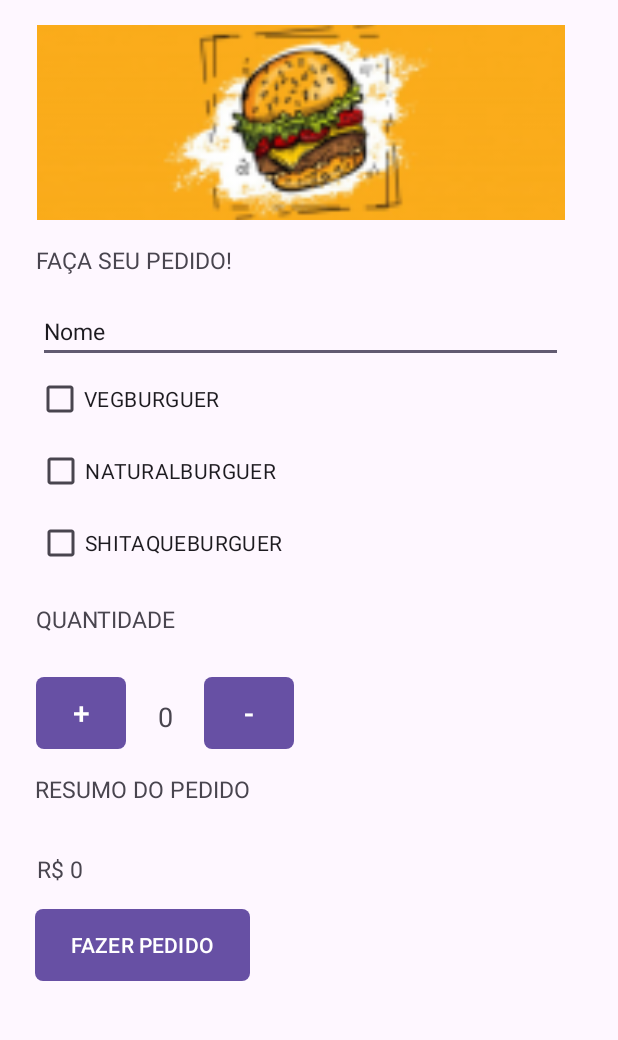
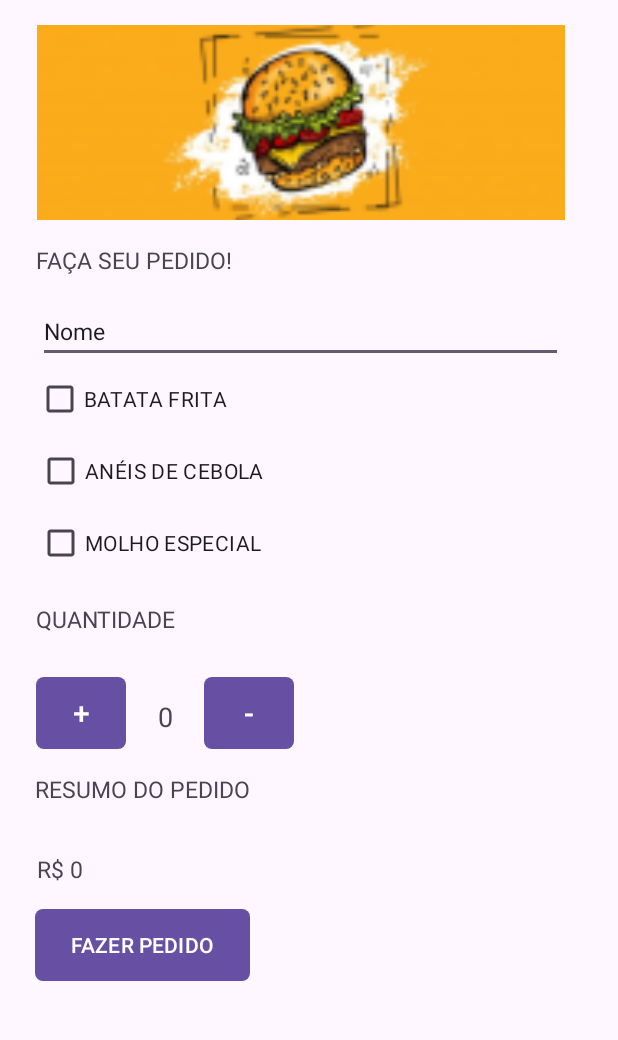
Before and after one commit to AlineStrass/HamburgueriaZ, an Android app: the screen it shows after launch (MainActivity), on a phone screen of 412 x 824 dp, the part 87-1127 px from its top. Run offline under Robolectric (Android 15) with nearby library versions, the phone set to English and light mode, and no system bars.

```diff
--- a/app/src/main/java/com/example/hamburgueriaz/MainActivity.java
+++ b/app/src/main/java/com/example/hamburgueriaz/MainActivity.java
@@ -13,6 +13,7 @@ import androidx.core.graphics.Insets;
 import androidx.core.view.ViewCompat;
 import androidx.core.view.WindowInsetsCompat;
 import android.widget.RadioGroup;
+import android.widget.Toast;
 
 
 public class MainActivity extends AppCompatActivity {
@@ -23,7 +24,7 @@ public class MainActivity extends AppCompatActivity {
     private EditText mEditText;
     private Button mButtomSoma;
     private Button mButtomSubtrai;
-    private Button mButtom;
+    private Button mButtomPedido;
 
     @Override
     protected void onCreate(Bundle savedInstanceState) {
@@ -43,19 +44,40 @@ public class MainActivity extends AppCompatActivity {
         mTextView = findViewById(R.id.textView5);
         mTextViewQntCompra = findViewById(R.id.textView3);
         mEditText = findViewById(R.id.editTextText);
-        //mButtomSoma = findViewById(R.id.button);
+        mButtomSoma = findViewById(R.id.button);
         mButtomSubtrai = findViewById(R.id.button2);
-        mButtom = findViewById(R.id.button3);
+        mButtomPedido = findViewById(R.id.button3);
 
 
 
-        Button buttonSoma = (Button) findViewById(R.id.button);
-        buttonSoma.setOnClickListener(new View.OnClickListener() {
+        mButtomSoma.setOnClickListener(new View.OnClickListener() {
+            @Override
+                    public void onClick(View v){
+                Toast.makeText(MainActivity.this, "aumentar", Toast.LENGTH_SHORT).show();
+            }
+
+        });
+
+        mButtomSubtrai.setOnClickListener(new View.OnClickListener(){
+            @Override
+            public void onClick(View v){
+                Toast.makeText(MainActivity.this, "diminuir", Toast.LENGTH_SHORT).show();
+            }
+        });
+
+        mButtomPedido.setOnClickListener(new View.OnClickListener() {
             @Override
             public void onClick(View v) {
-                System.out.println("clicou");
+                Toast.makeText(MainActivity.this, "comprar", Toast.LENGTH_SHORT).show();
             }
+
         });
+
+
+
+
+
+
     }
 
 
--- a/app/src/main/res/layout/activity_main.xml
+++ b/app/src/main/res/layout/activity_main.xml
@@ -69,14 +69,14 @@
     <CheckBox
         android:id="@+id/checkBox"
         style="@style/CheckBox"
-        android:text="VegBurguer"
+        android:text="Batata Frita"
         app:layout_constraintStart_toStartOf="parent"
         app:layout_constraintTop_toBottomOf="@+id/editTextText" />
 
     <CheckBox
         android:id="@+id/checkBox2"
         style="@style/CheckBox"
-        android:text="NaturalBurguer"
+        android:text="Anéis de Cebola"
         app:layout_constraintEnd_toEndOf="parent"
         app:layout_constraintHorizontal_bias="0.003"
         app:layout_constraintStart_toStartOf="parent"
@@ -85,7 +85,7 @@
     <CheckBox
         android:id="@+id/checkBox3"
         style="@style/CheckBox"
-        android:text="ShitaqueBurguer"
+        android:text="Molho especial"
         app:layout_constraintEnd_toEndOf="parent"
         app:layout_constraintHorizontal_bias="0.003"
         app:layout_constraintStart_toStartOf="parent"
```
